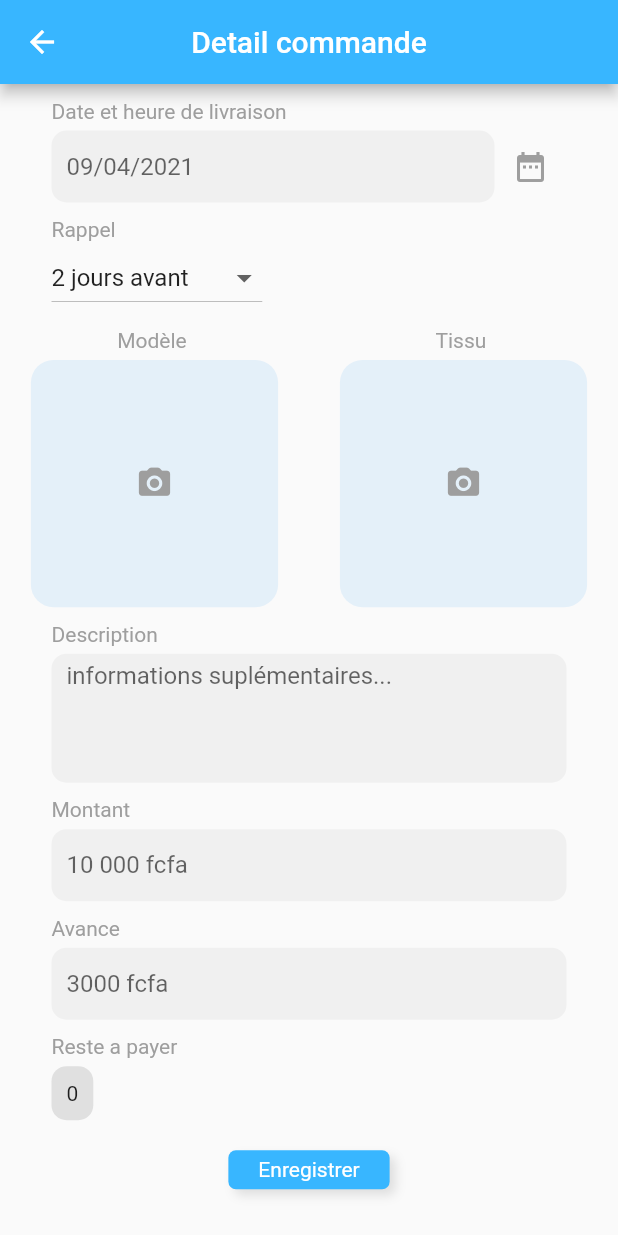
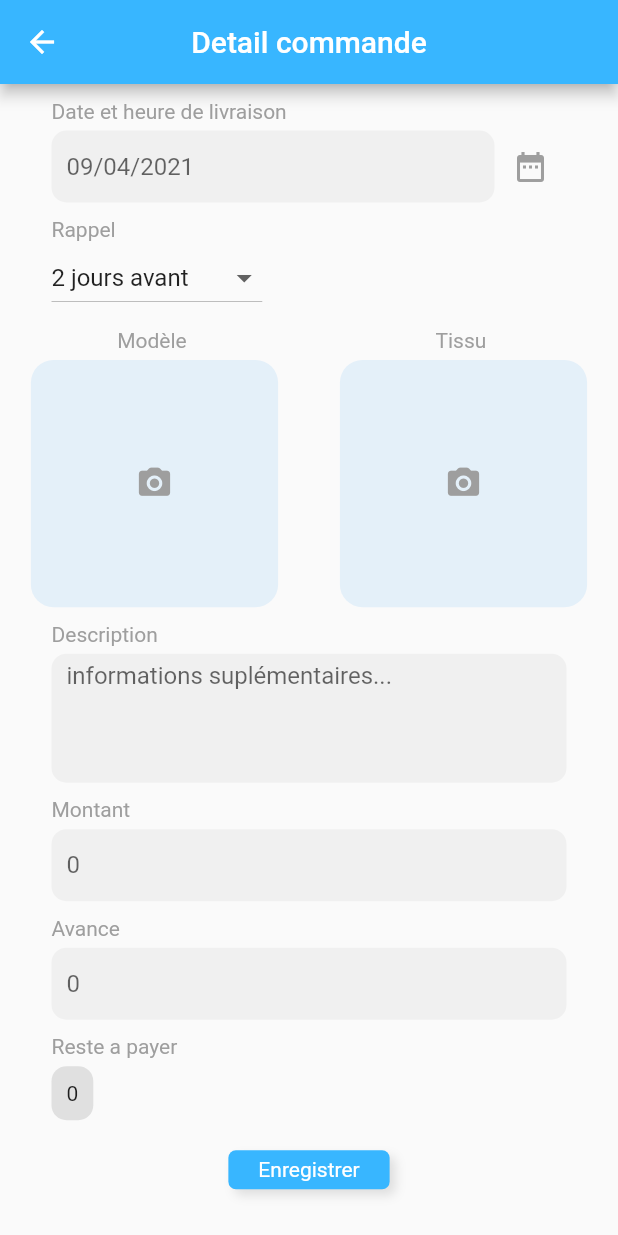
Before and after one commit to syyao/couture_manager, a Flutter app: the FormCommande screen opened by its route, on a phone screen of 412 x 824 dp. Run offline on Flutter 3.47's test engine with Material 2 defaults, Android fonts, the phone set to English and light mode, and no system bars; our stand-ins replace image_picker, sqflite; accounts and stored records are empty.

Commit message:
petite correction

```diff
--- a/lib/pages/formulaire_commande.dart
+++ b/lib/pages/formulaire_commande.dart
@@ -498,7 +498,7 @@ class _FormCommandeState extends State<FormCommande> {
                         borderSide: BorderSide(
                             color: Color.fromRGBO(56, 182, 255, 1), width: 0.5),
                       ),
-                      hintText: "10 000 fcfa",
+                      hintText: "0",
                     ),
                   ),
                 ],
@@ -533,7 +533,7 @@ class _FormCommandeState extends State<FormCommande> {
                         borderSide: BorderSide(
                             color: Color.fromRGBO(56, 182, 255, 1), width: 0.5),
                       ),
-                      hintText: "3000 fcfa",
+                      hintText: "0",
                     ),
                   ),
                 ],
--- a/lib/pages/nouveau_client.dart
+++ b/lib/pages/nouveau_client.dart
@@ -63,7 +63,7 @@ class _NouveauClientState extends State<NouveauClient> {
 
   Widget champMesure(String label, TextEditingController controllerChamp) {
     return Container(
-      width: MediaQuery.of(context).size.width / 3,
+      width: MediaQuery.of(context).size.width / 4,
       margin: EdgeInsets.all(10),
       child: Column(
         crossAxisAlignment: CrossAxisAlignment.start,
```
Also changed, not shown: lib/pages/detailClients.dart (+5 -3 lines), lib/pages/detail_Commande.dart (+5 -2 lines), lib/pages/historiquePage.dart (+10 -10 lines), lib/pages/homePage.dart (+26 -5 lines).
